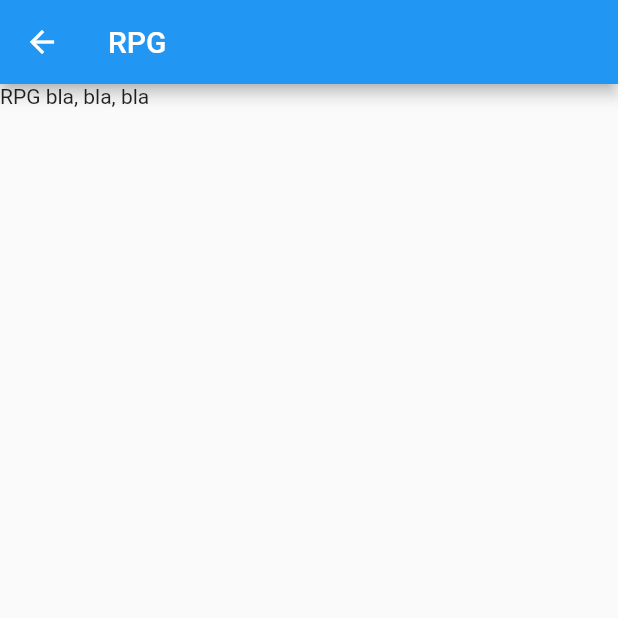
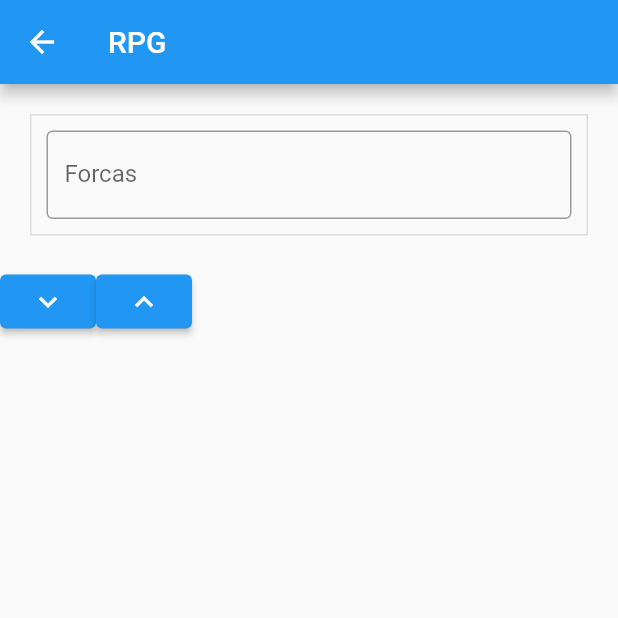
Before and after one commit to wellitonscheer/aplicativo-esportes-cti4, a Flutter app: the PrincipalRpg screen opened directly, on a phone screen of 412 x 824 dp, the top half of it. Run offline on Flutter 3.47's test engine with Material 2 defaults, Android fonts, the phone set to English and light mode, and no system bars; our stand-ins replace cloud_firestore, firebase_core; accounts and stored records are empty.

Commit message:
atributos

```diff
--- /dev/null
+++ b/aplicativo_esportes_cti4_app/lib/rpg/Atributos.dart
@@ -0,0 +1,34 @@
+import 'package:flutter/material.dart';
+
+class Atributos extends StatefulWidget {
+  const Atributos({super.key});
+
+  @override
+  State<Atributos> createState() => _AtributosState();
+}
+
+class _AtributosState extends State<Atributos> {
+
+  String a = "a";
+  TextEditingController edit = TextEditingController();
+
+  @override
+  Widget build(BuildContext context) {
+    return Row(
+      children: [
+        ElevatedButton(
+            onPressed: () {
+
+            },
+            child: Icon(Icons.expand_more)
+        ),
+        ElevatedButton(
+            onPressed: () {
+
+            },
+            child: Icon(Icons.expand_less)
+        ),
+      ],
+    );
+  }
+}
--- a/aplicativo_esportes_cti4_app/lib/rpg/PrincipalRpg.dart
+++ b/aplicativo_esportes_cti4_app/lib/rpg/PrincipalRpg.dart
@@ -1,5 +1,6 @@
 import 'package:flutter/material.dart';
 import 'package:firebase_core/firebase_core.dart';
+import 'allMyWidgets.dart';
 
 class PrincipalRpg extends StatefulWidget {
   const PrincipalRpg({Key? key}) : super(key: key);
@@ -9,6 +10,9 @@ class PrincipalRpg extends StatefulWidget {
 }
 
 class _PrincipalRpgState extends State<PrincipalRpg> {
+
+  TextEditingController attForca = TextEditingController();
+
   @override
   Widget build(BuildContext context) {
     return Scaffold(
@@ -18,7 +22,24 @@ class _PrincipalRpgState extends State<PrincipalRpg> {
       body: SingleChildScrollView(
         child: Column(
           children: [
-            Text("RPG bla, bla, bla")
+            Container(
+              margin: EdgeInsets.all(20),
+              padding: EdgeInsets.all(10),
+              decoration: BoxDecoration(
+                  border: Border.all(color: Colors.black12)
+              ),
+              child: TextField(
+                controller: attForca,
+                onTapOutside: (event) {
+                  FocusScope.of(context).unfocus();
+                },
+                decoration: InputDecoration(
+                  border: OutlineInputBorder(),
+                  labelText: 'Forcas',
+                ),
+              ),
+            ),
+            Atributos(),
           ],
         ),
       ),
--- /dev/null
+++ b/aplicativo_esportes_cti4_app/lib/rpg/allMyWidgets.dart
@@ -0,0 +1 @@
+export 'Atributos.dart';
```
Also changed, not shown: aplicativo_esportes_cti4_app/pubspec.lock.
